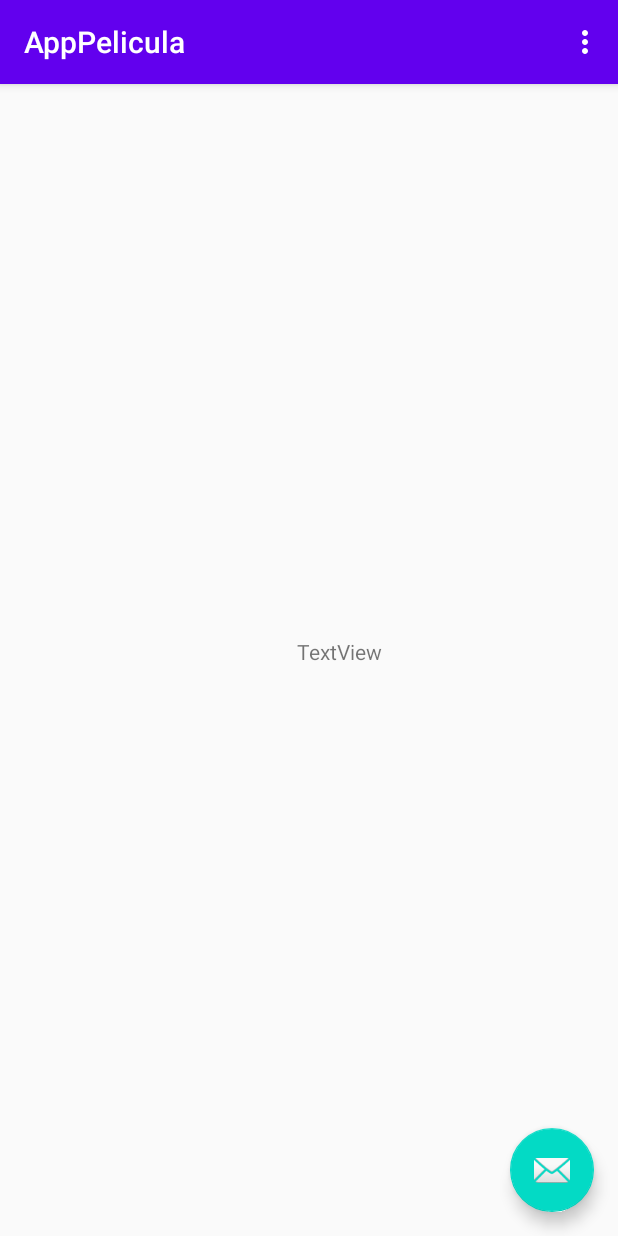
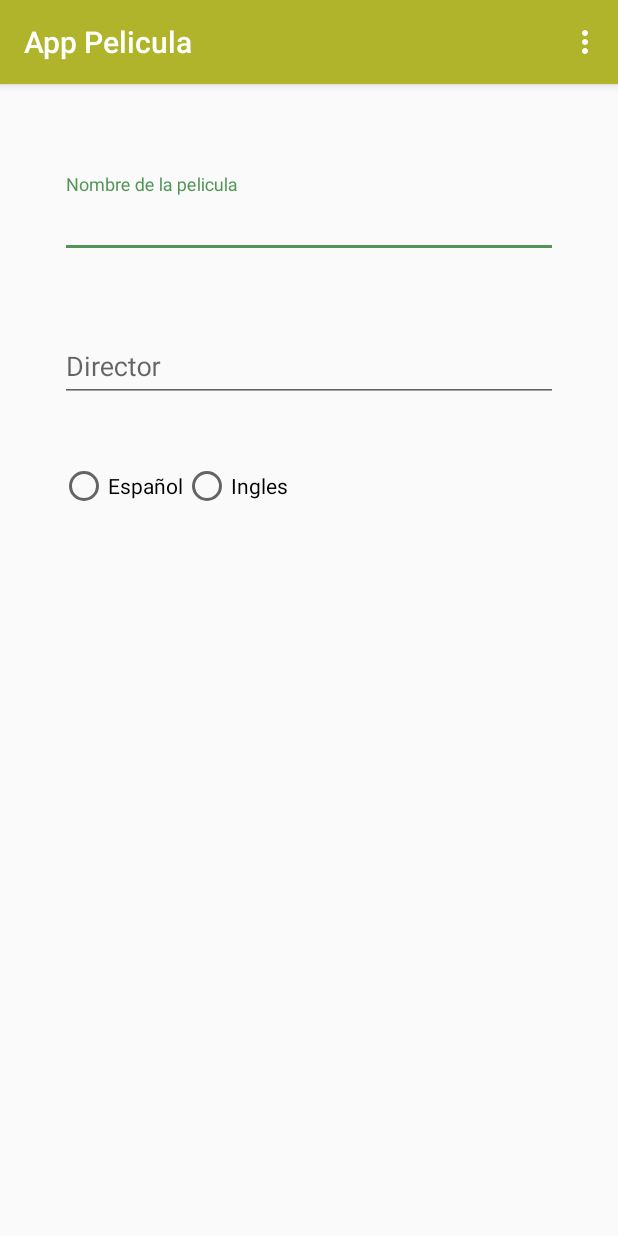
Before and after one commit to gago852/AppPelicula, an Android app: the screen it shows after launch (MainActivity), on a phone screen of 412 x 824 dp. Run offline under Robolectric (Android 15) with nearby library versions, the phone set to English and light mode, and no system bars.

```diff
--- a/app/src/main/res/layout/activity_main.xml
+++ b/app/src/main/res/layout/activity_main.xml
@@ -22,12 +22,4 @@
 
     <include layout="@layout/content_main" />
 
-    <com.google.android.material.floatingactionbutton.FloatingActionButton
-        android:id="@+id/fab"
-        android:layout_width="wrap_content"
-        android:layout_height="wrap_content"
-        android:layout_gravity="bottom|end"
-        android:layout_margin="@dimen/fab_margin"
-        app:srcCompat="@android:drawable/ic_dialog_email" />
-
 </androidx.coordinatorlayout.widget.CoordinatorLayout>
--- a/app/src/main/res/layout/content_main.xml
+++ b/app/src/main/res/layout/content_main.xml
@@ -6,17 +6,61 @@
     android:layout_height="match_parent"
     app:layout_behavior="@string/appbar_scrolling_view_behavior">
 
-    <TextView
-        android:id="@+id/textView"
-        android:layout_width="wrap_content"
+    <com.google.android.material.textfield.TextInputLayout
+        android:id="@+id/textInputLayout"
+        android:layout_width="0dp"
         android:layout_height="wrap_content"
-        android:layout_marginStart="196dp"
-        android:layout_marginTop="350dp"
-        android:layout_marginEnd="156dp"
-        android:layout_marginBottom="362dp"
-        android:text="TextView"
-        app:layout_constraintBottom_toBottomOf="parent"
+        android:layout_marginStart="40dp"
+        android:layout_marginTop="60dp"
+        android:layout_marginEnd="40dp"
         app:layout_constraintEnd_toEndOf="parent"
         app:layout_constraintStart_toStartOf="parent"
-        app:layout_constraintTop_toTopOf="parent" />
+        app:layout_constraintTop_toTopOf="parent">
+
+        <com.google.android.material.textfield.TextInputEditText
+            android:id="@+id/edNombrePelicula"
+            android:layout_width="match_parent"
+            android:layout_height="wrap_content"
+            android:hint="@string/nombre_pelicula" />
+    </com.google.android.material.textfield.TextInputLayout>
+
+    <com.google.android.material.textfield.TextInputLayout
+        android:id="@+id/textInputLayout2"
+        android:layout_width="0dp"
+        android:layout_height="wrap_content"
+        android:layout_marginTop="40dp"
+        app:layout_constraintEnd_toEndOf="@+id/textInputLayout"
+        app:layout_constraintStart_toStartOf="@+id/textInputLayout"
+        app:layout_constraintTop_toBottomOf="@+id/textInputLayout">
+
+        <com.google.android.material.textfield.TextInputEditText
+            android:id="@+id/esDirector"
+            android:layout_width="match_parent"
+            android:layout_height="wrap_content"
+            android:hint="@string/director" />
+    </com.google.android.material.textfield.TextInputLayout>
+
+    <RadioGroup
+        android:layout_width="0dp"
+        android:layout_height="wrap_content"
+        android:layout_marginTop="40dp"
+        android:orientation="horizontal"
+        app:layout_constraintEnd_toEndOf="@+id/textInputLayout2"
+        app:layout_constraintStart_toStartOf="@+id/textInputLayout2"
+        app:layout_constraintTop_toBottomOf="@+id/textInputLayout2">
+
+        <RadioButton
+            android:id="@+id/radioButton"
+            android:layout_width="wrap_content"
+            android:layout_height="wrap_content"
+            android:text="@string/espanol" />
+
+        <RadioButton
+            android:id="@+id/radioButton2"
+            android:layout_width="wrap_content"
+            android:layout_height="wrap_content"
+            android:text="@string/ingles" />
+    </RadioGroup>
+
+
 </androidx.constraintlayout.widget.ConstraintLayout>
--- a/app/src/main/res/menu/menu_main.xml
+++ b/app/src/main/res/menu/menu_main.xml
@@ -3,8 +3,13 @@
     xmlns:tools="http://schemas.android.com/tools"
     tools:context="com.gago.apppelicula.MainActivity">
     <item
-        android:id="@+id/action_settings"
+        android:id="@+id/action_mayuscula"
         android:orderInCategory="100"
-        android:title="@string/action_settings"
+        android:title="@string/action_mayuscula"
+        app:showAsAction="never" />
+    <item
+        android:id="@+id/action_listado"
+        android:orderInCategory="100"
+        android:title="@string/action_listado"
         app:showAsAction="never" />
 </menu>
--- a/app/src/main/res/values/colors.xml
+++ b/app/src/main/res/values/colors.xml
@@ -1,6 +1,6 @@
 <?xml version="1.0" encoding="utf-8"?>
 <resources>
-    <color name="colorPrimary">#6200EE</color>
-    <color name="colorPrimaryDark">#3700B3</color>
-    <color name="colorAccent">#03DAC5</color>
+    <color name="colorPrimary">#afb42b</color>
+    <color name="colorPrimaryDark">#7c8500</color>
+    <color name="colorAccent">#519657</color>
 </resources>
--- a/app/src/main/res/values/strings.xml
+++ b/app/src/main/res/values/strings.xml
@@ -1,12 +1,23 @@
 <resources>
-    <string name="app_name">AppPelicula</string>
-    <string name="action_settings">Settings</string>
-    <!-- Strings used for fragments for navigation -->
-    <string name="first_fragment_label">First Fragment</string>
-    <string name="second_fragment_label">Second Fragment</string>
-    <string name="next">Next</string>
-    <string name="previous">Previous</string>
-
-    <string name="hello_first_fragment">Hello first fragment</string>
-    <string name="hello_second_fragment">Hello second fragment. Arg: %1$s</string>
+    <string name="app_name">App Pelicula</string>
+    <string name="action_mayuscula">Mayuscula</string>
+    <string name="action_listado">Listado</string>
+    <!-- textos menus -->
+    <string name="action_ordenar_genero">Ordenar por genero</string>
+    <string name="action_ordenar_nombre">Ordenar A-Z por nombre</string>
+    <string name="action_invertir">Invertir lista</string>
+    <string name="action_eliminar_primero">Eliminar la primera</string>
+    <!-- texto formulario -->
+    <string name="nombre_pelicula">Nombre de la pelicula</string>
+    <string name="director">Director</string>
+    <string name="idioma">Idioma</string>
+    <string name="espanol">Español</string>
+    <string name="ingles">Ingles</string>
+    <string name="genero">Genero</string>
+    <string name="genero_accion">Accion</string>
+    <string name="genero_suspenso">Suspenso</string>
+    <string name="genero_drama">Drama</string>
+    <string name="genero_comedia">Comedia</string>
+    <string name="guardar">Guardar</string>
+    <string name="Cancelar">Cancelar</string>
 </resources>
```
Also changed, not shown: app/src/main/java/com/gago/apppelicula/MainActivity.java (+9 -11 lines), app/src/main/res/menu/menu_listado.xml (+17 -2 lines).
